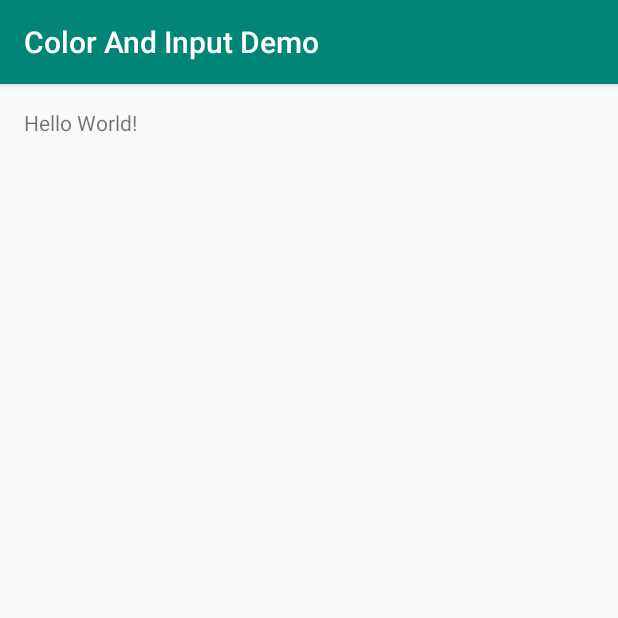
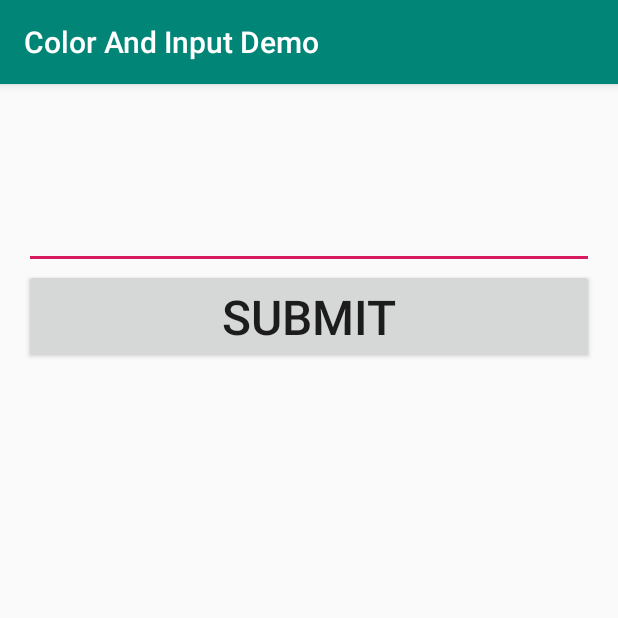
Before and after one commit to Cattusorb/ColorAndInputDemo, an Android app: the screen it shows after launch (MainActivity), on a phone screen of 412 x 824 dp, the top half of it. Run offline under Robolectric (Android 15) with nearby library versions, the phone set to English and light mode, and no system bars.

Commit message:
Added a TextView, EditText, and Button. Gave them functions and linked them together so they do what they are suppose to.

```diff
--- a/app/src/main/java/com/example/colorandinputdemo/MainActivity.java
+++ b/app/src/main/java/com/example/colorandinputdemo/MainActivity.java
@@ -2,6 +2,9 @@ package com.example.colorandinputdemo;
 
 import android.support.v7.app.AppCompatActivity;
 import android.os.Bundle;
+import android.view.View;
+import android.widget.EditText;
+import android.widget.TextView;
 
 public class MainActivity extends AppCompatActivity {
 
@@ -10,4 +13,16 @@ public class MainActivity extends AppCompatActivity {
         super.onCreate(savedInstanceState);
         setContentView(R.layout.activity_main);
     }
+
+    /**
+     * Grab the text from the EditText and put it in the output
+     * @param view
+     */
+    public void submit(View view) {
+        EditText input = findViewById(R.id.input);
+        String inputText = input.getText().toString();
+
+        TextView display = findViewById(R.id.output);
+        display.setText(inputText);
+    }
 }
--- a/app/src/main/res/layout/activity_main.xml
+++ b/app/src/main/res/layout/activity_main.xml
@@ -9,8 +9,23 @@
     tools:context=".MainActivity">
 
     <TextView
+        android:id="@+id/output"
         android:layout_width="match_parent"
         android:layout_height="wrap_content"
-        android:text="Hello World!" />
+        android:text="@string/nothing"
+        android:textSize="32sp"/>
 
+    <EditText
+        android:id="@+id/input"
+        android:layout_width="match_parent"
+        android:layout_height="wrap_content"
+        android:textSize="32sp"/>
+
+    <Button
+        android:id="@+id/submit"
+        android:layout_width="match_parent"
+        android:layout_height="wrap_content"
+        android:text="@string/submit_button_label"
+        android:textSize="32sp"
+        android:onClick="submit"/>
 </LinearLayout>
--- a/app/src/main/res/values/strings.xml
+++ b/app/src/main/res/values/strings.xml
@@ -1,3 +1,5 @@
 <resources>
     <string name="app_name">Color And Input Demo</string>
+    <string name="nothing"> </string>
+    <string name="submit_button_label">Submit</string>
 </resources>
```
